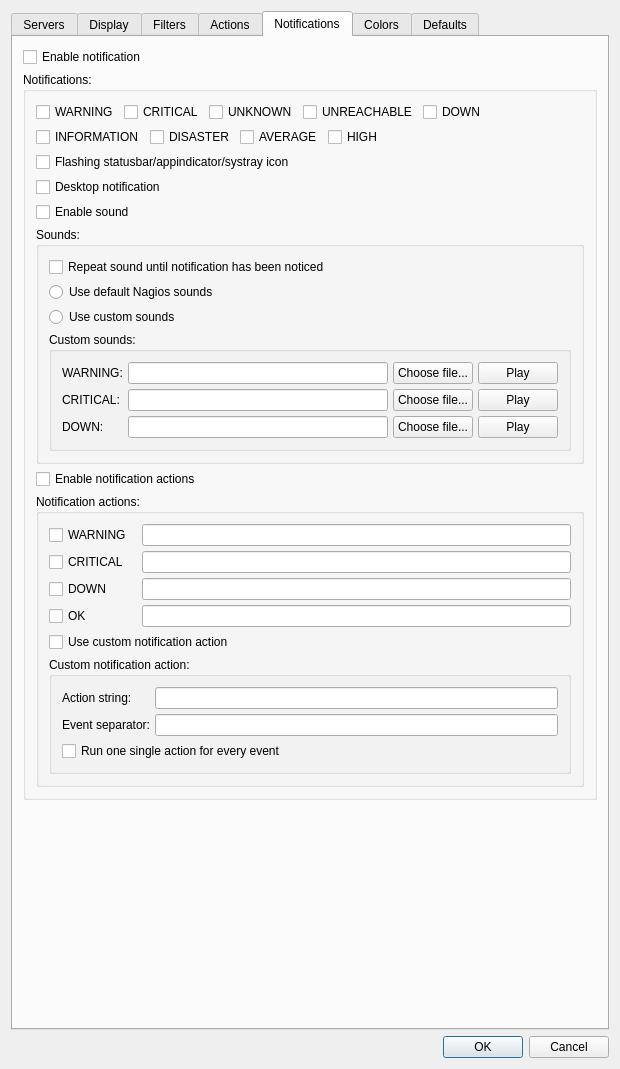
Before: the Qt Designer form Nagstamon/QUI/settings_main.ui in HenriWahl/Nagstamon, drawn with Qt 5.
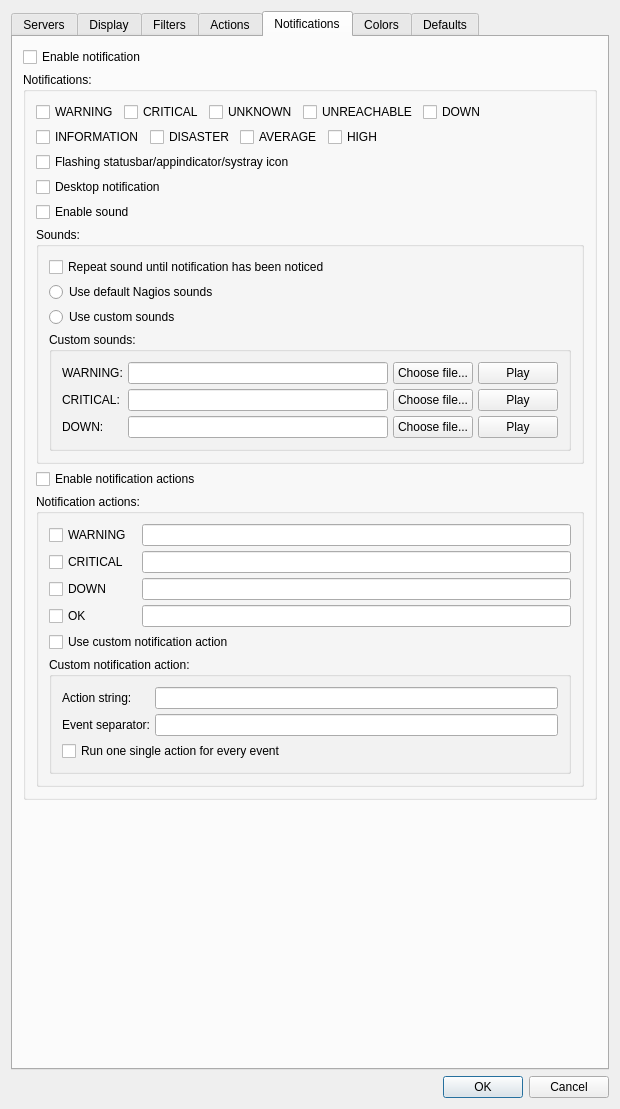
After: the same form once the commit is applied. The open tabs and pages were chosen to show the change.

Commit message: added tooltips to notification actions dialog

```diff
--- a/Nagstamon/QUI/settings_main.ui
+++ b/Nagstamon/QUI/settings_main.ui
@@ -8,7 +8,7 @@
     <x>0</x>
     <y>0</y>
     <width>620</width>
-    <height>1069</height>
+    <height>1109</height>
    </rect>
   </property>
   <property name="sizePolicy">
```
Left out of the diff: 102 changed lines with no effect on the pictures. The commit also changes 3 other files.
